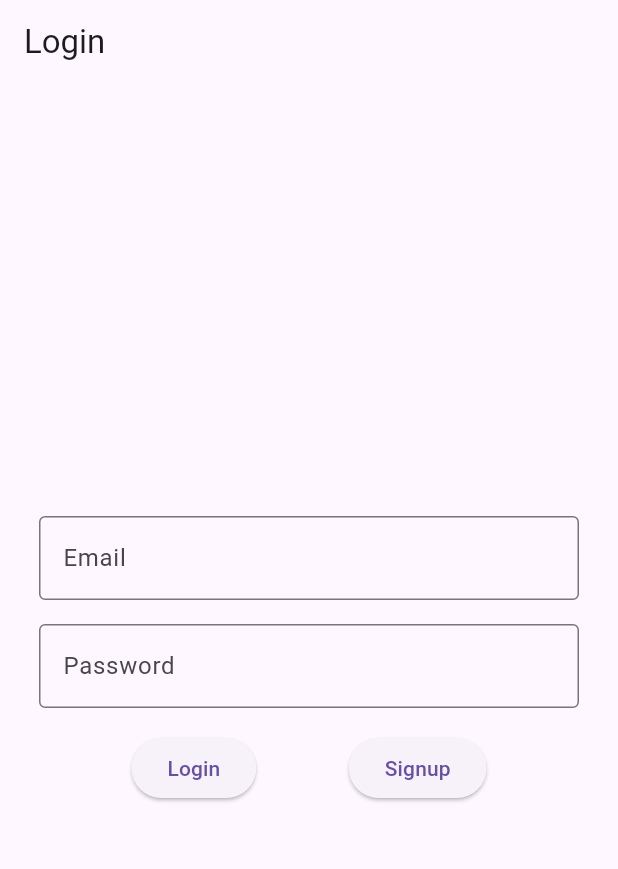
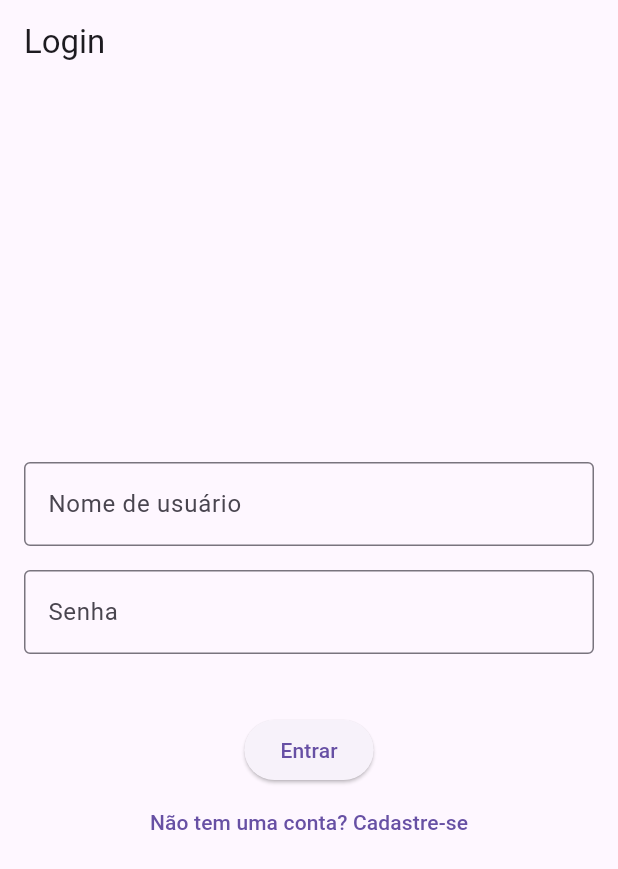
Before and after one commit to munirbisteni/bem-te-vi, a Flutter app: the screen it shows after launch, on a phone screen of 412 x 824 dp. Shown: the top 869 px of the screen. Run offline on Flutter 3.47's test engine with Material 3 defaults, Android fonts, the phone set to English and light mode, and no system bars; our stand-ins replace shared_preferences.

Commit message:
add login e cadastro

```diff
--- a/front/bem_te_vi/lib/app.dart
+++ /dev/null
@@ -1,18 +0,0 @@
-import 'package:flutter/material.dart';
-
-import 'login/login_view.dart';
-
-class MyApp extends StatelessWidget {
-  const MyApp({super.key});
-
-  @override
-  Widget build(BuildContext context) {
-    return MaterialApp(
-      title: 'BemTeVi',
-      theme: ThemeData(
-        primarySwatch: Colors.yellow,
-      ),
-      home: const LoginView(),
-    );
-  }
-}
--- a/front/bem_te_vi/lib/home/home_view.dart
+++ b/front/bem_te_vi/lib/home/home_view.dart
@@ -100,8 +100,8 @@ class HomeViewState extends State<HomeView> {
     }
         },
         items: const [
-          BottomNavigationBarItem(icon: Icon(Icons.home), label: 'Home'),
-          BottomNavigationBarItem(icon: Icon(Icons.person), label: 'Profile'),
+          BottomNavigationBarItem(icon: Icon(Icons.home), label: 'Tela inicial'),
+          BottomNavigationBarItem(icon: Icon(Icons.person), label: 'Perfil'),
         ],
       ),
     );
--- a/front/bem_te_vi/lib/login/login_view.dart
+++ b/front/bem_te_vi/lib/login/login_view.dart
@@ -1,93 +1,104 @@
 import 'package:flutter/material.dart';
-import 'package:bem_te_vi/signup/signup_view.dart';
-import 'package:bem_te_vi/home/home_view.dart';
+import 'login_controller.dart';
 
 class LoginView extends StatefulWidget {
-  const LoginView({super.key});
-
   @override
   LoginViewState createState() => LoginViewState();
 }
 
 class LoginViewState extends State<LoginView> {
-  final _formKey = GlobalKey<FormState>();
-  final _emailController = TextEditingController();
+  final _controller = LoginController();
+  final _formKey = GlobalKey<FormState>(); // Form key for validation
+  final _usernameController = TextEditingController();
   final _passwordController = TextEditingController();
 
-  void _login() {
-    Navigator.pushReplacement(
-      context,
-      MaterialPageRoute(builder: (context) => const HomeView()));
+  bool _isLoading = false;
+  String? _errorMessage;
+
+  void _login() async {
+    if (!_formKey.currentState!.validate()) {
+      return; // Stop if validation fails
+    }
+
+    setState(() {
+      _isLoading = true;
+      _errorMessage = null;
+    });
+
+    final username = _usernameController.text;
+    final password = _passwordController.text;
+
+    try {
+      final accessToken = await _controller.login(username, password);
+
+      setState(() {
+        _isLoading = false;
+        if (accessToken == null) {
+          _errorMessage = 'Credenciais inválidas';
+        } else {
+          Navigator.pushReplacementNamed(context, '/home');
+        }
+      });
+    } on Exception catch (e) {
+      setState(() {
+        _isLoading = false;
+        _errorMessage = e.toString();
+      });
+    }
   }
 
   @override
   Widget build(BuildContext context) {
     return Scaffold(
-      appBar: AppBar(
-        title: const Text('Login'),
-      ),
-      body: Padding(
-        padding: const EdgeInsets.all(16.0),
-        child: Center(
-          child: ConstrainedBox(
-            constraints: const BoxConstraints(maxWidth: 400 * 0.9),
+      appBar: AppBar(title: Text('Login')),
+      body: Center( // Center the form
+        child: SingleChildScrollView(
+          child: Padding(
+            padding: const EdgeInsets.all(16.0),
             child: Form(
               key: _formKey,
               child: Column(
-                mainAxisAlignment: MainAxisAlignment.center,
+                mainAxisSize: MainAxisSize.min, // Minimize the column height
                 children: [
-                  TextFormField(
-                    controller: _emailController,
-                    decoration: const InputDecoration(
-                      labelText: 'Email',
-                      border: OutlineInputBorder(),
-                    ),
+                  _buildTextField(
+                    controller: _usernameController,
+                    label: 'Nome de usuário',
                     validator: (value) {
-                      if (value!.isEmpty) {
-                        return 'Please enter an email';
+                      if (value == null || value.isEmpty) {
+                        return 'Por favor, insira seu nome de usuário';
                       }
                       return null;
                     },
                   ),
-                  const SizedBox(height: 16),
-                  TextFormField(
+                  SizedBox(height: 16),
+                  _buildTextField(
                     controller: _passwordController,
-                    decoration: const InputDecoration(
-                      labelText: 'Password',
-                      border: OutlineInputBorder(),
-                    ),
+                    label: 'Senha',
                     obscureText: true,
                     validator: (value) {
-                      if (value!.isEmpty) {
-                        return 'Please enter a password';
+                      if (value == null || value.isEmpty) {
+                        return 'Por favor, insira sua senha';
+                      } else if (value.length < 6) {
+                        return 'A senha deve ter pelo menos 6 caracteres';
                       }
                       return null;
                     },
                   ),
-                  const SizedBox(height: 16),
-                  Row(
-                    mainAxisAlignment: MainAxisAlignment.spaceEvenly,
-                    children: [
-                      ElevatedButton(
-                        onPressed: () {
-                          if (_formKey.currentState!.validate()) {
-                            _login();
-                          }
-                        },
-                        child: const Text('Login'),
-                      ),
-                      ElevatedButton(
-                        onPressed: () {
-                          Navigator.push(
-                            context,
-                            MaterialPageRoute(
-                              builder: (context) => const SignupView()),
-                          );
-                        },
-                        child: const Text('Signup'),
-                      )
-                    ],
-                  )
+                  SizedBox(height: 20),
+                  if (_isLoading) CircularProgressIndicator(),
+                  if (_errorMessage != null)
+                    Text(_errorMessage!, style: TextStyle(color: Colors.red)),
+                  SizedBox(height: 20),
+                  ElevatedButton(
+                    onPressed: _isLoading ? null : _login,
+                    child: Text('Entrar'),
+                  ),
+                  TextButton(
+                    onPressed: () {
+                      Navigator.pushNamed(context, '/signup'); // Navigate to signup page
+                    },
+                    child: Text('Não tem uma conta? Cadastre-se'),
+                  ),
                 ],
               ),
             ),
@@ -96,4 +107,24 @@ class LoginViewState extends State<LoginView> {
       ),
     );
   }
+
+  Widget _buildTextField({
+    required TextEditingController controller,
+    required String label,
+    bool obscureText = false,
+    String? Function(String?)? validator,
+  }) {
+    return TextFormField(
+      controller: controller,
+      decoration: InputDecoration(
+        labelText: label,
+        border: OutlineInputBorder(), // Add a border to the text field
+        focusedBorder: OutlineInputBorder(
+          borderSide: BorderSide(color: Theme.of(context).primaryColor, width: 2.0),
+        ),
+      ),
+      obscureText: obscureText,
+      validator: validator,
+    );
+  }
 }
--- a/front/bem_te_vi/lib/main.dart
+++ b/front/bem_te_vi/lib/main.dart
@@ -1,6 +1,26 @@
 import 'package:flutter/material.dart';
-import 'app.dart';
+
+import 'login/login_view.dart';
+import 'signup/signup_view.dart';
+import 'home/home_view.dart';
 
 void main() {
   runApp(const MyApp());
 }
+
+class MyApp extends StatelessWidget {
+  const MyApp({super.key});
+
+  @override
+  Widget build(BuildContext context) {
+    return MaterialApp(
+      title: 'BemTeVi',
+      initialRoute: '/',        // The initial route of the app
+      routes: {
+        '/': (context) => LoginView(),  // Change to your login view if you have one
+        '/signup': (context) => SignupView(),
+        '/home': (context) => HomeView(),  // Define the '/home' route
+      },
+    );
+  }
+}
--- a/front/bem_te_vi/lib/profile/profile_view.dart
+++ b/front/bem_te_vi/lib/profile/profile_view.dart
@@ -9,7 +9,7 @@ class ProfileView extends StatelessWidget {
   Widget build(BuildContext context) {
     return Scaffold(
       appBar: AppBar(
-        title: const Text('Username')
+        title: const Text('Usuário')
       ),
       body: Padding(
         padding: const EdgeInsets.all(16.0),
@@ -19,7 +19,7 @@ class ProfileView extends StatelessWidget {
               radius: 60,
             ),
             const SizedBox(height: 10),
-            const Text('Username', style: TextStyle(fontSize: 20, fontWeight: FontWeight.bold)),
+            const Text('Usuário', style: TextStyle(fontSize: 20, fontWeight: FontWeight.bold)),
             const SizedBox(height: 20),
             TextField(
               controller: bioController,
--- a/front/bem_te_vi/pubspec.yaml
+++ b/front/bem_te_vi/pubspec.yaml
@@ -10,6 +10,7 @@ dependencies:
   flutter:
     sdk: flutter
   http: ^1.2.2
+  shared_preferences: ^2.3.2
 
 dev_dependencies:
   flutter_test:
```
Also changed, not shown: front/bem_te_vi/lib/login/login_controller.dart (added, +20 -0 lines), front/bem_te_vi/lib/login/login_service.dart (added, +21 -0 lines), front/bem_te_vi/lib/network/api_client.dart (+29 -0 lines), front/bem_te_vi/lib/signup/signup_controller.dart (added, +20 -0 lines), front/bem_te_vi/lib/signup/signup_service.dart (added, +21 -0 lines), front/bem_te_vi/lib/signup/signup_view.dart (+99 -54 lines), front/bem_te_vi/pubspec.lock, 1 other file.
